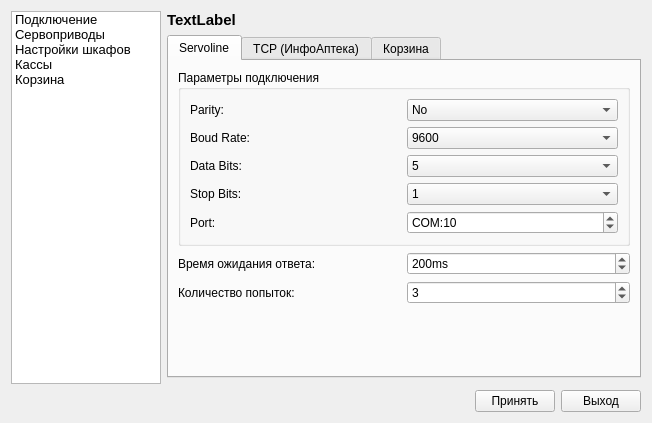
Above: settingswindow.ui from VladimirR46/PharmacyRobot before the change. Below: the same form after it.
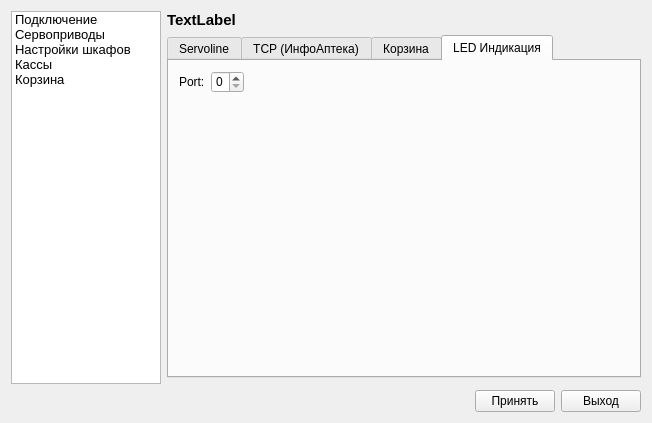
That is the form after the change. The open tabs and pages were chosen to show the change. Icons and pictures are not drawn.

What changed in the file:
```diff
--- a/settingswindow.ui
+++ b/settingswindow.ui
@@ -145,7 +145,7 @@
             <enum>QTabWidget::North</enum>
            </property>
            <property name="currentIndex">
-            <number>0</number>
+            <number>3</number>
            </property>
            <widget class="QWidget" name="tab">
             <attribute name="title">
@@ -431,6 +431,33 @@
              </layout>
             </widget>
            </widget>
+           <widget class="QWidget" name="tab_4">
+            <attribute name="title">
+             <string>LED Индикация</string>
+            </attribute>
+            <widget class="QWidget" name="">
+             <property name="geometry">
+              <rect>
+               <x>10</x>
+               <y>10</y>
+               <width>65</width>
+               <height>22</height>
+              </rect>
+             </property>
+             <layout class="QHBoxLayout" name="horizontalLayout_5">
+              <item>
+               <widget class="QLabel" name="label_24">
+                <property name="text">
+                 <string>Port:</string>
+                </property>
+               </widget>
+              </item>
+              <item>
+               <widget class="QSpinBox" name="spinLEDPort"/>
+              </item>
+             </layout>
+            </widget>
+           </widget>
           </widget>
          </item>
         </layout>
```
Left out of the diff: 2 changed lines with no effect on the pictures.
